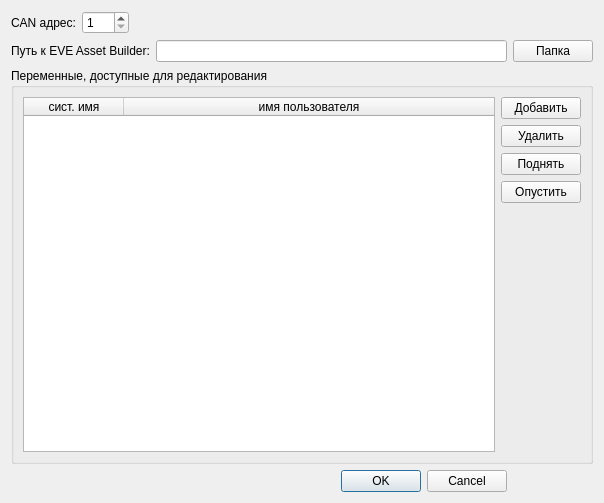
Above: dialogprojectconfig.ui from atikbif/BT816MnemoConfig before the change. Below: the same form after it.
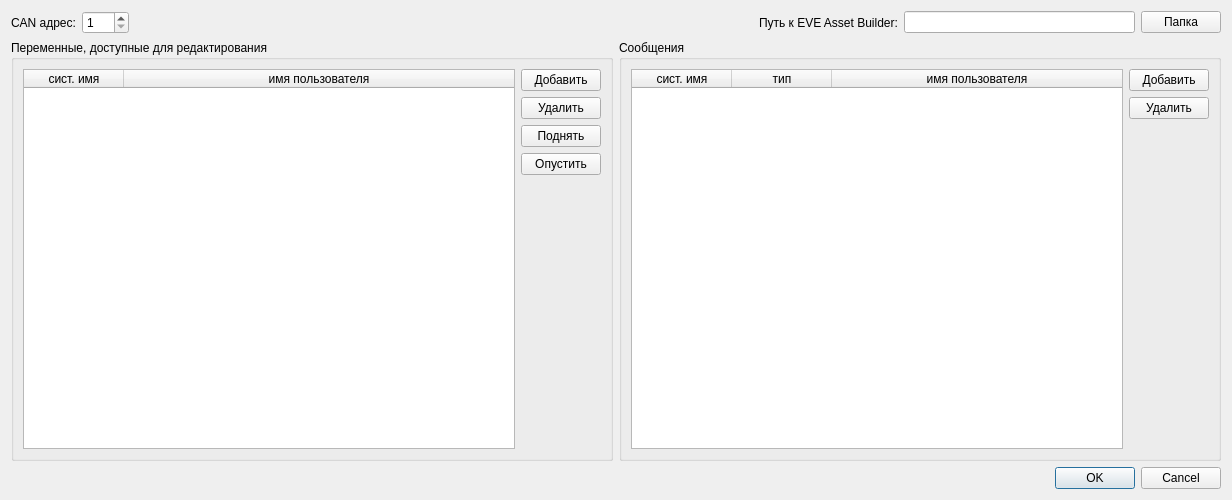
That is the form after the change.

What changed in the file:
```diff
--- a/dialogprojectconfig.ui
+++ b/dialogprojectconfig.ui
@@ -6,8 +6,8 @@
    <rect>
     <x>0</x>
     <y>0</y>
-    <width>604</width>
-    <height>503</height>
+    <width>1232</width>
+    <height>500</height>
    </rect>
   </property>
   <property name="windowTitle">
@@ -15,13 +15,15 @@
   </property>
   <layout class="QGridLayout" name="gridLayout">
    <item row="0" column="0">
+    <layout class="QHBoxLayout" name="horizontalLayout_3">
+     <item>
     <widget class="QLabel" name="label">
      <property name="text">
       <string>CAN адрес:</string>
      </property>
     </widget>
    </item>
-   <item row="0" column="1">
+     <item>
     <widget class="QSpinBox" name="spinBox">
      <property name="minimum">
       <number>1</number>
@@ -31,33 +33,61 @@
      </property>
     </widget>
    </item>
-   <item row="1" column="0" colspan="3">
+    </layout>
+   </item>
+   <item row="0" column="1">
+    <spacer name="horizontalSpacer">
+     <property name="orientation">
+      <enum>Qt::Horizontal</enum>
+     </property>
+     <property name="sizeHint" stdset="0">
+      <size>
+       <width>618</width>
+       <height>20</height>
+      </size>
+     </property>
+    </spacer>
+   </item>
+   <item row="0" column="2">
+    <layout class="QHBoxLayout" name="horizontalLayout_2">
+     <item>
     <widget class="QLabel" name="label_2">
      <property name="text">
       <string>Путь к EVE Asset Builder:</string>
      </property>
     </widget>
    </item>
-   <item row="1" column="3">
+     <item>
     <widget class="QLineEdit" name="lineEditEvePath">
      <property name="readOnly">
       <bool>true</bool>
      </property>
     </widget>
    </item>
-   <item row="1" column="4">
+     <item>
     <widget class="QPushButton" name="pushButtonEvePath">
      <property name="text">
       <string>Папка</string>
      </property>
     </widget>
    </item>
-   <item row="2" column="0" colspan="5">
+    </layout>
+   </item>
+   <item row="1" column="0" colspan="3">
+    <layout class="QHBoxLayout" name="horizontalLayout">
+     <item>
     <widget class="QGroupBox" name="groupBox">
      <property name="title">
       <string>Переменные, доступные для редактирования</string>
      </property>
      <layout class="QGridLayout" name="gridLayout_2">
+        <item row="2" column="1">
+         <widget class="QPushButton" name="pushButtonUp">
+          <property name="text">
+           <string>Поднять</string>
+          </property>
+         </widget>
+        </item>
       <item row="0" column="0" rowspan="5">
        <widget class="QTableWidget" name="tableWidget">
         <attribute name="horizontalHeaderStretchLastSection">
@@ -85,20 +115,6 @@
         </property>
        </widget>
       </item>
-      <item row="1" column="1">
-       <widget class="QPushButton" name="pushButtonDel">
-        <property name="text">
-         <string>Удалить</string>
-        </property>
-       </widget>
-      </item>
-      <item row="2" column="1">
-       <widget class="QPushButton" name="pushButtonUp">
-        <property name="text">
-         <string>Поднять</string>
-        </property>
-       </widget>
-      </item>
       <item row="3" column="1">
        <widget class="QPushButton" name="pushButtonDown">
         <property name="text">
@@ -106,6 +122,13 @@
         </property>
        </widget>
       </item>
+        <item row="1" column="1">
+         <widget class="QPushButton" name="pushButtonDel">
+          <property name="text">
+           <string>Удалить</string>
+          </property>
+         </widget>
+        </item>
       <item row="4" column="1">
        <spacer name="verticalSpacer">
         <property name="orientation">
@@ -122,7 +145,70 @@
      </layout>
     </widget>
    </item>
-   <item row="3" column="2" colspan="2">
+     <item>
+      <widget class="QGroupBox" name="groupBox_2">
+       <property name="title">
+        <string>Сообщения</string>
+       </property>
+       <layout class="QGridLayout" name="gridLayout_3">
+        <item row="2" column="1">
+         <spacer name="verticalSpacer_2">
+          <property name="orientation">
+           <enum>Qt::Vertical</enum>
+          </property>
+          <property name="sizeHint" stdset="0">
+           <size>
+            <width>20</width>
+            <height>268</height>
+           </size>
+          </property>
+         </spacer>
+        </item>
+        <item row="1" column="1">
+         <widget class="QPushButton" name="pushButtonDelAlarm">
+          <property name="text">
+           <string>Удалить</string>
+          </property>
+         </widget>
+        </item>
+        <item row="0" column="1">
+         <widget class="QPushButton" name="pushButtonAddAlarm">
+          <property name="text">
+           <string>Добавить</string>
+          </property>
+         </widget>
+        </item>
+        <item row="0" column="0" rowspan="3">
+         <widget class="QTableWidget" name="tableWidgetAlarm">
+          <attribute name="horizontalHeaderStretchLastSection">
+           <bool>true</bool>
+          </attribute>
+          <attribute name="verticalHeaderStretchLastSection">
+           <bool>false</bool>
+          </attribute>
+          <column>
+           <property name="text">
+            <string>сист. имя</string>
+           </property>
+          </column>
+          <column>
+           <property name="text">
+            <string>тип</string>
+           </property>
+          </column>
+          <column>
+           <property name="text">
+            <string>имя пользователя</string>
+           </property>
+          </column>
+         </widget>
+        </item>
+       </layout>
+      </widget>
+     </item>
+    </layout>
+   </item>
+   <item row="2" column="1" colspan="2">
     <widget class="QDialogButtonBox" name="buttonBox">
      <property name="orientation">
       <enum>Qt::Horizontal</enum>
```
Lines whose indentation alone changed are shown as unchanged.
